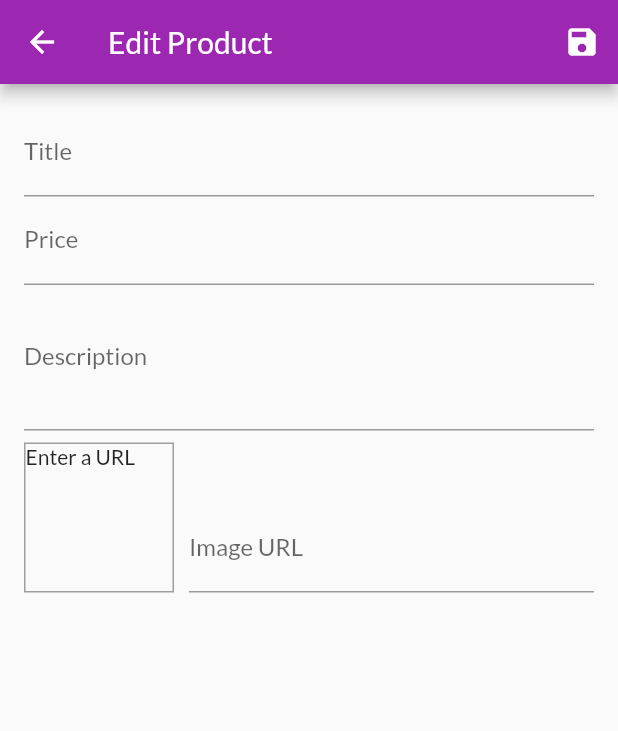
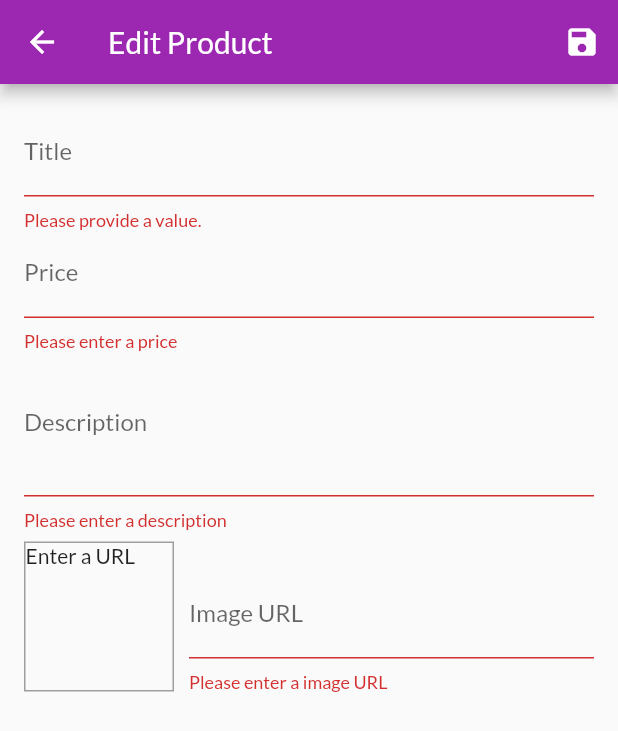
Before and after one commit to fahmi54321/shop_app_with_state_management_input_form, a Flutter app: the EditProductScreen screen opened by its route, after a tap on the "save" icon, on a phone screen of 412 x 824 dp. Shown: the top 731 px of the screen. Run offline on Flutter 3.47's test engine with Material 2 defaults, Android fonts, the phone set to English and light mode, and no system bars; network calls fail.

Commit message:
add validating user input

```diff
--- a/lib/screens/edit_product_screen.dart
+++ b/lib/screens/edit_product_screen.dart
@@ -14,8 +14,8 @@ class _EditProductScreenState extends State<EditProductScreen> {
   final _descriptionFocusNode = FocusNode();
   final _imageUrlFocusNode = FocusNode();
   final _imageUrlController = TextEditingController();
-  final _form = GlobalKey<FormState>(); // todo 4
-  var _editedProduct = Product( //todo 7
+  final _form = GlobalKey<FormState>();
+  var _editedProduct = Product(
     id: '',
     title: '',
     description: '',
@@ -38,14 +38,28 @@ class _EditProductScreenState extends State<EditProductScreen> {
     super.dispose();
   }
 
-  void _updateImageUrl() {
+  void _updateImageUrl() { //todo 7 (finish)
     if (!_imageUrlFocusNode.hasFocus) {
+      if (_imageUrlController.text.isEmpty ||
+          (!_imageUrlController.text.startsWith('http') &&
+              !_imageUrlController.text.startsWith('https')) ||
+          (!_imageUrlController.text.endsWith('.png') &&
+              !_imageUrlController.text.endsWith('jpg') &&
+              !_imageUrlController.text.endsWith('jpeg'))) {
+        return;
+      }
       setState(() {});
     }
   }
 
-  void _saveForm() { // todo 2
-    _form.currentState?.save(); //todo 6
+  void _saveForm() {
+    final isValid = _form.currentState?.validate(); //todo 1
+    if (!isValid!) {
+      //todo 2
+      return;
+    }
+
+    _form.currentState?.save();
 
     print(_editedProduct.title);
     print(_editedProduct.description);
@@ -58,7 +72,7 @@ class _EditProductScreenState extends State<EditProductScreen> {
     return Scaffold(
       appBar: AppBar(
         title: const Text('Edit Product'),
-        actions: [ //todo 1
+        actions: [
           IconButton(
             icon: Icon(Icons.save),
             onPressed: _saveForm,
@@ -68,7 +82,7 @@ class _EditProductScreenState extends State<EditProductScreen> {
       body: Padding(
         padding: const EdgeInsets.all(16.0),
         child: Form(
-          key: _form, //todo 5
+          key: _form,
           child: ListView(
             children: [
               TextFormField(
@@ -77,7 +91,7 @@ class _EditProductScreenState extends State<EditProductScreen> {
                 onFieldSubmitted: (_) {
                   FocusScope.of(context).requestFocus(_priceFocusNode);
                 },
-                onSaved: (value) { //todo 8
+                onSaved: (value) {
                   _editedProduct = Product(
                     id: '',
                     title: value.toString(),
@@ -85,6 +99,13 @@ class _EditProductScreenState extends State<EditProductScreen> {
                     price: _editedProduct.price,
                     imageUrl: _editedProduct.imageUrl,
                   );
+                },
+                validator: (value) {
+                  //todo 3
+                  if (value!.isEmpty) {
+                    return 'Please provide a value.';
+                  }
+                  return null;
                 },
               ),
               TextFormField(
@@ -95,7 +116,7 @@ class _EditProductScreenState extends State<EditProductScreen> {
                 onFieldSubmitted: (_) {
                   FocusScope.of(context).requestFocus(_descriptionFocusNode);
                 },
-                onSaved: (value) { // todo 9
+                onSaved: (value) {
                   _editedProduct = Product(
                     id: '',
                     title: _editedProduct.title,
@@ -104,13 +125,25 @@ class _EditProductScreenState extends State<EditProductScreen> {
                     imageUrl: _editedProduct.imageUrl,
                   );
                 },
+                validator: (value) { //todo 4
+                  if (value!.isEmpty) {
+                    return 'Please enter a price';
+                  }
+                  if (double.tryParse(value) == null) {
+                    return 'Please enter a valid number';
+                  }
+                  if (double.parse(value) <= 0) {
+                    return 'Please enter a number greater than zero';
+                  }
+                  return null;
+                },
               ),
               TextFormField(
                 decoration: const InputDecoration(labelText: 'Description'),
                 maxLines: 3,
                 keyboardType: TextInputType.multiline,
                 focusNode: _descriptionFocusNode,
-                onSaved: (value) { //todo 10
+                onSaved: (value) {
                   _editedProduct = Product(
                     id: '',
                     title: _editedProduct.title,
@@ -118,6 +151,15 @@ class _EditProductScreenState extends State<EditProductScreen> {
                     price: _editedProduct.price,
                     imageUrl: _editedProduct.imageUrl,
                   );
+                },
+                validator: (value) { //todo 5
+                  if (value!.isEmpty) {
+                    return 'Please enter a description';
+                  }
+                  if (value.length < 10) {
+                    return 'Should be at least 10 characters long.';
+                  }
+                  return null;
                 },
               ),
               Row(
@@ -153,10 +195,10 @@ class _EditProductScreenState extends State<EditProductScreen> {
                       keyboardType: TextInputType.url,
                       textInputAction: TextInputAction.done,
                       controller: _imageUrlController,
-                      onFieldSubmitted: (_) { // todo 3
+                      onFieldSubmitted: (_) {
                         _saveForm();
                       },
-                      onSaved: (value) { //todo 11 (finish)
+                      onSaved: (value) {
                         _editedProduct = Product(
                           id: '',
                           title: _editedProduct.title,
@@ -164,6 +206,21 @@ class _EditProductScreenState extends State<EditProductScreen> {
                           price: _editedProduct.price,
                           imageUrl: value.toString(),
                         );
+                      },
+                      validator: (value) { //todo 6
+                        if (value!.isEmpty) {
+                          return 'Please enter a image URL';
+                        }
+                        if (!value.startsWith('http') &&
+                            !value.startsWith('https')) {
+                          return 'Please enter a valid URL';
+                        }
+                        if (!value.endsWith('.png') &&
+                            !value.endsWith('.jpg') &&
+                            !value.endsWith('.jpeg')) {
+                          return 'Please enter a valid image URL';
+                        }
+                        return null;
                       },
                     ),
                   ),
```
